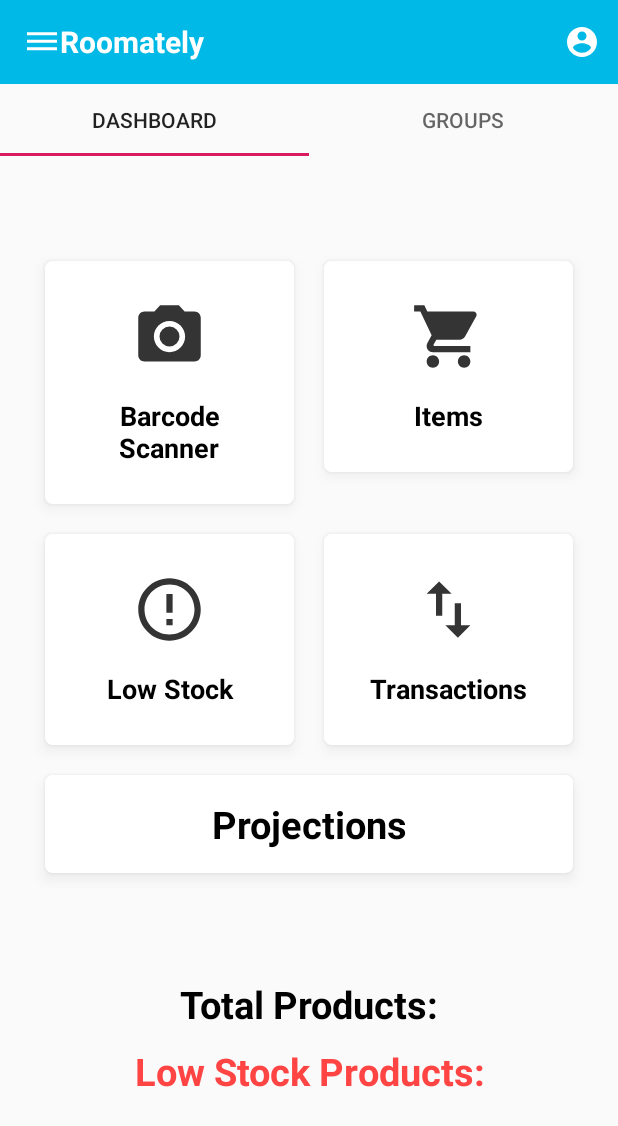
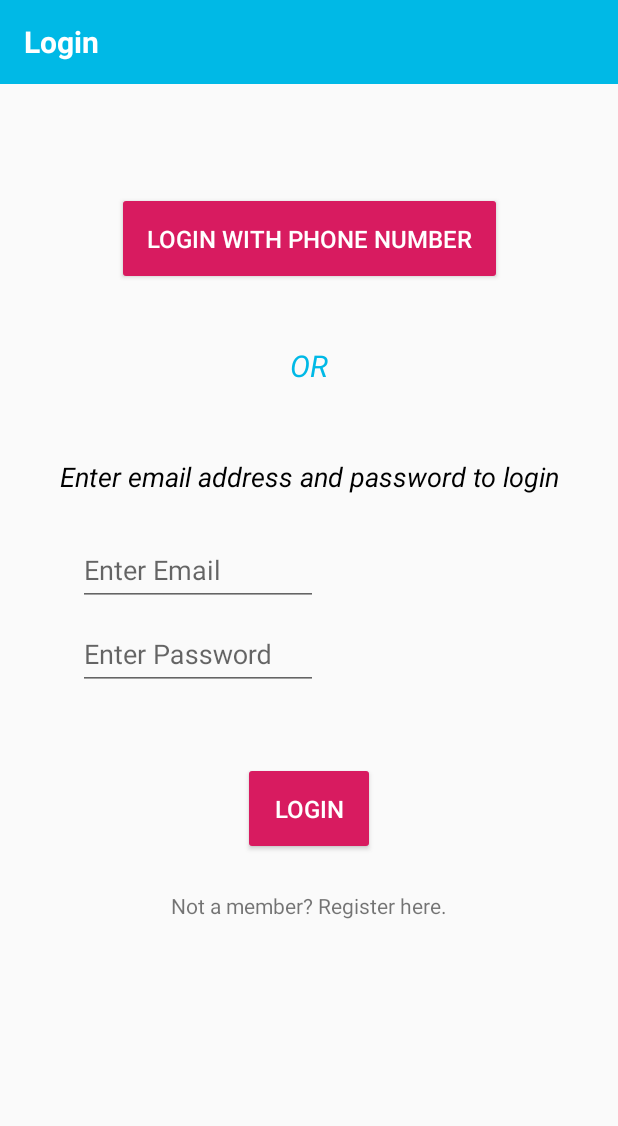
Before and after one commit to prasharsh/roomately, an Android app: the screen it shows after launch (MainActivity before the commit, LoginActivity after it), on a phone screen of 412 x 824 dp. Shown: the top 1126 px of the screen. Run offline under Robolectric (Android 15) with nearby library versions, the phone set to English and light mode, and no system bars; our stand-ins replace Firebase (no records; nobody signed in at launch, a user with empty details on screens opened directly).

Commit message:
Login and Registration
Added login and registration activities. Created corresponding XMLs and user profile model.

```diff
--- a/app/build.gradle
+++ b/app/build.gradle
@@ -3,6 +3,7 @@ apply plugin: 'com.android.application'
 apply plugin: 'kotlin-android'
 
 apply plugin: 'kotlin-android-extensions'
+apply plugin: 'com.google.gms.google-services'
 
 android {
     compileSdkVersion 29
@@ -29,8 +30,11 @@ dependencies {
     implementation 'androidx.appcompat:appcompat:1.0.2'
     implementation 'androidx.core:core-ktx:1.0.2'
     implementation 'androidx.constraintlayout:constraintlayout:1.1.3'
+    implementation 'com.google.firebase:firebase-firestore:21.4.1'
     testImplementation 'junit:junit:4.12'
     androidTestImplementation 'androidx.test.ext:junit:1.1.0'
     androidTestImplementation 'androidx.test.espresso:espresso-core:3.1.1'
     implementation 'com.google.android.material:material:1.1.0'
+    implementation 'com.google.firebase:firebase-auth:19.3.0'
+    implementation 'com.google.firebase:firebase-analytics:17.2.3'
 }
--- a/app/src/main/AndroidManifest.xml
+++ b/app/src/main/AndroidManifest.xml
@@ -9,7 +9,9 @@
         android:roundIcon="@mipmap/ic_launcher_round"
         android:supportsRtl="true"
         android:theme="@style/AppTheme">
-        <activity android:name=".LowStockItems"></activity>
+        <activity android:name=".login.RegistrationActivity"></activity>
+        <activity android:name=".login.LoginActivity" />
+        <activity android:name=".LowStockItems" />
         <activity android:name=".Items" />
         <activity android:name=".MainActivity">
             <intent-filter>
--- a/app/src/main/java/com/titans/roomatelyapp/MainActivity.kt
+++ b/app/src/main/java/com/titans/roomatelyapp/MainActivity.kt
@@ -1,22 +1,22 @@
 package com.titans.roomatelyapp
 
 import android.content.Intent
-import android.graphics.Color
-import android.graphics.drawable.ColorDrawable
 import androidx.appcompat.app.AppCompatActivity
 import android.os.Bundle
+import com.google.firebase.auth.FirebaseAuth
 import com.titans.roomatelyapp.MainWindowTabs.Dashboard
 import com.titans.roomatelyapp.MainWindowTabs.Groups
+import com.titans.roomatelyapp.login.LoginActivity
 import kotlinx.android.synthetic.main.activity_main.*
-import kotlinx.android.synthetic.main.tab_dashboard.*
 
 class MainActivity : AppCompatActivity()
 {
-
+    private lateinit var auth: FirebaseAuth
     override fun onCreate(savedInstanceState: Bundle?)
     {
         super.onCreate(savedInstanceState)
         setContentView(R.layout.activity_main)
+        auth = FirebaseAuth.getInstance()
 
         var sectionPageAdapter=SectionPageAdapter(supportFragmentManager)
         sectionPageAdapter.addPage(Dashboard(),"Dashboard")
@@ -25,4 +25,14 @@ class MainActivity : AppCompatActivity()
         view_pager.adapter=sectionPageAdapter
         tabs.setupWithViewPager(view_pager)
     }
+
+    public override fun onStart() {
+        super.onStart()
+        val currentUser = auth.currentUser
+        if (currentUser == null) {
+            val intent = Intent(this, LoginActivity::class.java)
+            startActivity(intent)
+        }
+    }
+
 }
--- /dev/null
+++ b/app/src/main/java/com/titans/roomatelyapp/login/LoginActivity.kt
@@ -0,0 +1,72 @@
+package com.titans.roomatelyapp.login
+
+import android.app.Activity
+import android.content.Intent
+import androidx.appcompat.app.AppCompatActivity
+import android.os.Bundle
+import android.util.Log
+import android.view.View
+import android.view.inputmethod.InputMethodManager
+import android.widget.Button
+import android.widget.EditText
+import android.widget.TextView
+import android.widget.Toast
+import com.google.firebase.auth.FirebaseAuth
+import com.titans.roomatelyapp.R
+
+class LoginActivity : AppCompatActivity()
+{
+    private val TAG = "RegistrationActivity"
+    private val authUser = FirebaseAuth.getInstance()
+
+    override fun onCreate(savedInstanceState: Bundle?) {
+        super.onCreate(savedInstanceState)
+        setContentView(R.layout.activity_login)
+
+        val phoneLoginButton = findViewById<Button>(R.id.phone_login_button)
+        val emailLoginButton = findViewById<Button>(R.id.login_email_button)
+        val navToReg = findViewById<TextView>(R.id.registrationLink)
+        val emailField = findViewById<EditText>(R.id.login_email_field)
+        val passField = findViewById<EditText>(R.id.login_pass_field)
+
+        navToReg.setOnClickListener{v ->
+            startActivity(Intent(v.context, RegistrationActivity::class.java))
+        }
+
+        /* Hides soft keyboard when focus changes from bill input editText. */
+        emailField.setOnFocusChangeListener { view, b ->
+            if (!b) hideKeyBoard(view)
+        }
+
+        emailLoginButton.setOnClickListener {
+            val email = emailField.text.toString()
+            val password = passField.text.toString()
+            print(email.plus(password).plus(" heynow\n"))
+            authUser.signInWithEmailAndPassword(email, password)
+                .addOnCompleteListener(this) { task ->
+                    if (task.isSuccessful) {
+                        // Sign in success, update UI with the signed-in user's information
+                        Log.d(TAG, "signInWithEmail:success")
+                        val user = authUser.currentUser
+                        Toast.makeText(baseContext, "Wild, another success.", Toast.LENGTH_SHORT).show()
+                        finish()
+                    } else {
+                        // If sign in fails, display a message to the user.
+                        Log.w(TAG, "signInWithEmail:failure", task.exception)
+                        Toast.makeText(baseContext, "Authentication failed.", Toast.LENGTH_SHORT).show()
+                    }
+                }
+        }
+    }
+
+
+
+    /**
+     * @param view view containing the keyboard.
+     * InputMethodManager is implemented to hide keyboard.
+     */
+    private fun hideKeyBoard(view: View) {
+        val inputManager = getSystemService(Activity.INPUT_METHOD_SERVICE) as InputMethodManager
+        inputManager.hideSoftInputFromWindow(view.windowToken, 0)
+    }
+}
--- /dev/null
+++ b/app/src/main/java/com/titans/roomatelyapp/model/Group.kt
@@ -0,0 +1,4 @@
+package com.titans.roomatelyapp.model
+
+class Group {
+}
--- /dev/null
+++ b/app/src/main/res/layout/activity_login.xml
@@ -0,0 +1,136 @@
+<?xml version="1.0" encoding="utf-8"?>
+<androidx.constraintlayout.widget.ConstraintLayout xmlns:android="http://schemas.android.com/apk/res/android"
+    xmlns:app="http://schemas.android.com/apk/res-auto"
+    xmlns:tools="http://schemas.android.com/tools"
+    android:layout_width="match_parent"
+    android:layout_height="match_parent"
+    android:clickable="true"
+    android:focusable="true"
+    android:focusableInTouchMode="true"
+    tools:context=".login.LoginActivity">
+
+    <androidx.appcompat.widget.Toolbar
+        android:layout_width="match_parent"
+        android:layout_height="wrap_content"
+        app:layout_constraintTop_toTopOf="parent"
+        android:background="@color/actionbar"
+        android:id="@+id/login_toolbar">
+
+        <TextView
+            android:layout_width="wrap_content"
+            android:layout_height="wrap_content"
+            android:text="@string/login_header"
+            android:id="@+id/txtToolbarLabel"
+            android:textSize="@dimen/appTitle"
+            android:textStyle="bold"
+            android:textColor="@color/appTitle"/>
+    </androidx.appcompat.widget.Toolbar>
+
+
+    <Button
+        android:id="@+id/phone_login_button"
+        style="@style/Widget.AppCompat.Button.Colored"
+        android:layout_width="wrap_content"
+        android:layout_height="wrap_content"
+        android:layout_marginTop="72dp"
+        android:gravity="center"
+        android:padding="20dp"
+        android:text="@string/login_button_phone"
+        android:textSize="16sp"
+        app:layout_constraintLeft_toLeftOf="parent"
+        app:layout_constraintRight_toRightOf="parent"
+        app:layout_constraintTop_toBottomOf="@+id/login_toolbar" />
+
+    <TextView
+        android:id="@+id/or"
+        android:layout_width="wrap_content"
+        android:layout_height="wrap_content"
+        android:layout_marginTop="40dp"
+        android:gravity="center"
+        android:text="@string/or_login"
+        android:textColor="@color/actionbar"
+        android:textSize="20sp"
+        android:textStyle="italic"
+        app:layout_constraintLeft_toLeftOf="parent"
+        app:layout_constraintRight_toRightOf="parent"
+        app:layout_constraintTop_toBottomOf="@+id/phone_login_button" />
+
+    <TextView
+        android:id="@+id/login_email_explain"
+        android:layout_width="wrap_content"
+        android:layout_height="wrap_content"
+        android:layout_marginTop="48dp"
+        android:gravity="center"
+        android:text="@string/email_login_explain"
+        android:textColor="#000000"
+        android:textSize="18sp"
+        android:textStyle="italic"
+        app:layout_constraintLeft_toLeftOf="parent"
+        app:layout_constraintRight_toRightOf="parent"
+        app:layout_constraintTop_toBottomOf="@+id/or" />
+
+    <com.google.android.material.textfield.TextInputLayout
+        android:id="@+id/login_email_header"
+        android:layout_width="wrap_content"
+        android:layout_height="wrap_content"
+        android:layout_marginTop="18dp"
+        android:gravity="start"
+        android:hint="@string/enter_email"
+        android:inputType="textEmailAddress"
+        android:minWidth="160dp"
+        android:layout_marginStart="52dp"
+        app:layout_constraintLeft_toLeftOf="parent"
+        app:layout_constraintTop_toBottomOf="@id/login_email_explain">
+
+        <com.google.android.material.textfield.TextInputEditText
+            android:id="@+id/login_email_field"
+            android:layout_width="match_parent"
+            android:layout_height="match_parent"
+            android:inputType="textEmailAddress"/>
+    </com.google.android.material.textfield.TextInputLayout>
+
+    <com.google.android.material.textfield.TextInputLayout
+        android:id="@+id/login_pass_header"
+        android:layout_width="wrap_content"
+        android:layout_height="wrap_content"
+        android:gravity="start"
+        android:hint="@string/enter_password"
+        android:inputType="textPassword"
+        android:minWidth="160dp"
+        android:layout_marginStart="52dp"
+        app:layout_constraintLeft_toLeftOf="parent"
+        app:layout_constraintTop_toBottomOf="@id/login_email_header">
+
+        <com.google.android.material.textfield.TextInputEditText
+            android:id="@+id/login_pass_field"
+            android:layout_width="match_parent"
+            android:layout_height="match_parent"
+            android:inputType="textPassword"/>
+    </com.google.android.material.textfield.TextInputLayout>
+
+    <Button
+        android:id="@+id/login_email_button"
+        style="@style/Widget.AppCompat.Button.Colored"
+        android:layout_width="wrap_content"
+        android:layout_height="wrap_content"
+        android:layout_marginTop="48dp"
+        android:padding="20dp"
+        android:text="@string/login_header"
+        android:textSize="16sp"
+        app:layout_constraintLeft_toLeftOf="parent"
+        app:layout_constraintRight_toRightOf="parent"
+        app:layout_constraintTop_toBottomOf="@id/login_pass_header" />
+
+    <TextView
+        android:id="@+id/registrationLink"
+        android:layout_width="wrap_content"
+        android:layout_height="wrap_content"
+        android:layout_marginTop="8dp"
+        android:text="Not a member? Register here."
+        app:layout_constraintEnd_toEndOf="parent"
+        app:layout_constraintStart_toStartOf="parent"
+        app:layout_constraintTop_toBottomOf="@+id/login_email_button"
+        android:padding="16dp"/>
+
+
+</androidx.constraintlayout.widget.ConstraintLayout>
--- a/app/src/main/res/values/colors.xml
+++ b/app/src/main/res/values/colors.xml
@@ -1,7 +1,7 @@
 <?xml version="1.0" encoding="utf-8"?>
 <resources>
     <color name="colorPrimary">#008577</color>
-    <color name="colorPrimaryDark">#00574B</color>
+    <color name="colorPrimaryDark">#000000</color>
     <color name="colorAccent">#D81B60</color>
     <color name="actionbar">#00B9E6</color>
     <color name="appTitle">#fff</color>
--- a/app/src/main/res/values/strings.xml
+++ b/app/src/main/res/values/strings.xml
@@ -1,3 +1,14 @@
 <resources>
     <string name="app_name">Roomately</string>
+    <string name="login_header">Login</string>
+    <string name="phone_login_explain">Touch the button below to\nlogin with your phone number:</string>
+    <string name="login_button_phone">Login with phone number</string>
+    <string name="email_login_explain">Enter email address and password to login</string>
+    <string name="registration_header">Registration</string>
+    <string name="or_login">OR</string>
+    <string name="reg_name">Your Name</string>
+    <string name="enter_email">Enter Email</string>
+    <string name="enter_password">Enter Password</string>
+    <string name="reg_phone">Register with Phone Number</string>
+    <string name="reenter_pass">Re-enter Password</string>
 </resources>
--- a/build.gradle
+++ b/build.gradle
@@ -10,6 +10,7 @@ buildscript {
     dependencies {
         classpath 'com.android.tools.build:gradle:3.6.1'
         classpath "org.jetbrains.kotlin:kotlin-gradle-plugin:$kotlin_version"
+        classpath 'com.google.gms:google-services:4.3.3'
         // NOTE: Do not place your application dependencies here; they belong
         // in the individual module build.gradle files
     }
```
Also changed, not shown: app/src/main/java/com/titans/roomatelyapp/login/RegistrationActivity.kt (added, +77 -0 lines), app/src/main/java/com/titans/roomatelyapp/model/Profile.kt (added, +7 -0 lines), app/src/main/res/layout/activity_registration.xml (added, +146 -0 lines), 1 other file.
